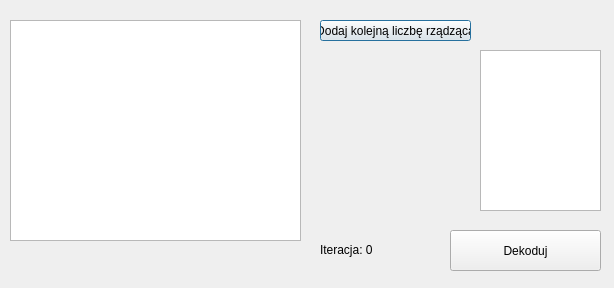
This is windowdecryptor.ui in machas1337/2DLMCA as Qt 5 draws it before an edit. The edited form follows.
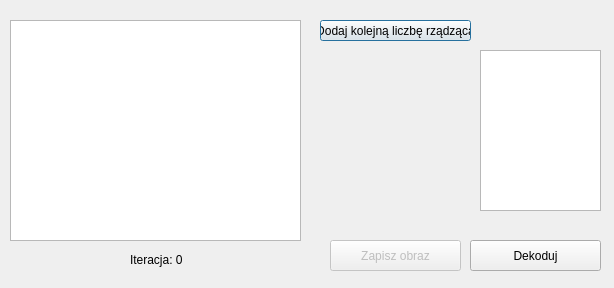
This is the edited form.

Commit message: modified:   2DLMCA.pro.user 	modified:   encrypter.cpp 	modified:   windowdecryptor.cpp 	modified:   windowdecryptor.h 	modified:   windowdecryptor.ui 	modified:   windowoutput.cpp

Diff of the .ui file:
```diff
--- a/windowdecryptor.ui
+++ b/windowdecryptor.ui
@@ -49,10 +49,10 @@
   <widget class="QPushButton" name="pushButtonDecode">
    <property name="geometry">
     <rect>
-     <x>450</x>
-     <y>230</y>
-     <width>151</width>
-     <height>41</height>
+     <x>470</x>
+     <y>240</y>
+     <width>131</width>
+     <height>31</height>
     </rect>
    </property>
    <property name="text">
@@ -89,8 +89,8 @@
   <widget class="QLabel" name="iterationLabel">
    <property name="geometry">
     <rect>
-     <x>320</x>
-     <y>240</y>
+     <x>130</x>
+     <y>250</y>
      <width>101</width>
      <height>20</height>
     </rect>
@@ -99,6 +99,22 @@
     <string>Iteracja: 0</string>
    </property>
   </widget>
+  <widget class="QPushButton" name="pushButtonSave">
+   <property name="enabled">
+    <bool>false</bool>
+   </property>
+   <property name="geometry">
+    <rect>
+     <x>330</x>
+     <y>240</y>
+     <width>131</width>
+     <height>31</height>
+    </rect>
+   </property>
+   <property name="text">
+    <string>Zapisz obraz</string>
+   </property>
+  </widget>
  </widget>
  <resources/>
  <connections/>
```
The commit also changes 5 other files.
